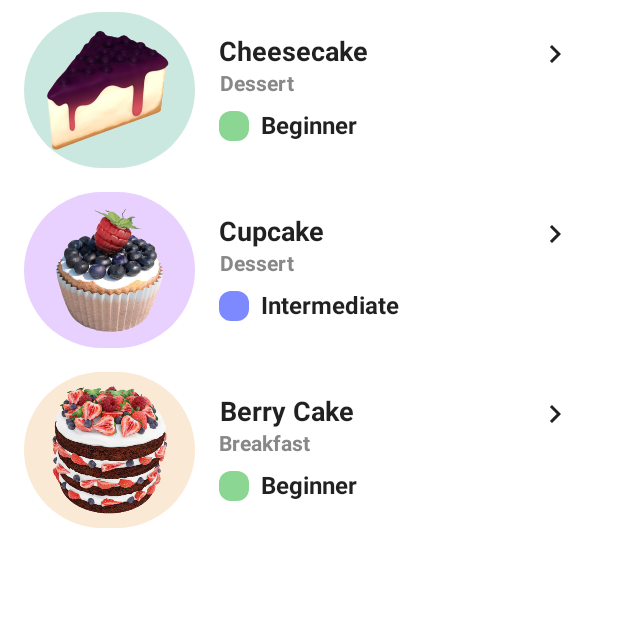
After one commit to Aliiiw/Food-Ui, an Android app built with Jetpack Compose: the composable SimilarRecipes shown on its own in the app's theme, on a phone screen of 412 x 824 dp, the top half of it. The commit adds this screen. Run offline under Robolectric (Android 15) with nearby library versions, the phone set to English and light mode, and no system bars; 7 statements that could not run were skipped.

Commit message:
add the similar recipe

```diff
--- a/app/src/main/java/com/alirahimi/foodui/Content.kt
+++ b/app/src/main/java/com/alirahimi/foodui/Content.kt
@@ -4,7 +4,6 @@ import androidx.compose.foundation.layout.PaddingValues
 import androidx.compose.foundation.lazy.LazyColumn
 import androidx.compose.foundation.lazy.LazyListState
 import androidx.compose.runtime.Composable
-import androidx.compose.ui.res.painterResource
 
 @Composable
 fun Content(scrollState: LazyListState) {
@@ -19,8 +18,13 @@ fun Content(scrollState: LazyListState) {
             Description()
             ServingNumber()
             ShoppingListButton()
+
             SimilarFoodsHeader()
             SimilarFoods()
+
+            SimilarRecipesHeader()
+            SimilarRecipes()
+
 
         }
     }
--- a/app/src/main/java/com/alirahimi/foodui/ParallaxToolbar.kt
+++ b/app/src/main/java/com/alirahimi/foodui/ParallaxToolbar.kt
@@ -21,6 +21,7 @@ import androidx.compose.ui.res.painterResource
 import androidx.compose.ui.text.font.FontWeight
 import androidx.compose.ui.unit.IntOffset
 import androidx.compose.ui.unit.dp
+import androidx.compose.ui.unit.sp
 import com.alirahimi.foodui.ui.theme.LightGray
 import com.google.accompanist.insets.LocalWindowInsets
 import com.google.accompanist.insets.statusBarsPadding
@@ -69,12 +70,12 @@ fun ParallaxToolbar(scrollState: LazyListState) {
                     contentDescription = "",
                     contentScale = ContentScale.Crop,
                     modifier = Modifier
-                        .fillMaxWidth()
+                        .fillMaxSize()
                 )
 
                 Box(
                     modifier = Modifier
-                        .fillMaxWidth()
+                        .fillMaxSize()
                         .background(
                             brush = Brush.verticalGradient(
                                 colorStops = arrayOf(
@@ -110,6 +111,7 @@ fun ParallaxToolbar(scrollState: LazyListState) {
             ) {
                 Text(
                     text = "StrawBerry Cake",
+                    fontSize = 26.sp,
                     fontWeight = FontWeight.Bold,
                     modifier = Modifier
                         .padding(horizontal = (16 + 28 * offsetProgress).dp)
--- /dev/null
+++ b/app/src/main/java/com/alirahimi/foodui/RecipeItem.kt
@@ -0,0 +1,124 @@
+package com.alirahimi.foodui
+
+import androidx.compose.foundation.Image
+import androidx.compose.foundation.background
+import androidx.compose.foundation.layout.*
+import androidx.compose.foundation.shape.CircleShape
+import androidx.compose.foundation.shape.RoundedCornerShape
+import androidx.compose.material.Icon
+import androidx.compose.material.Text
+import androidx.compose.runtime.Composable
+import androidx.compose.ui.Alignment
+import androidx.compose.ui.Modifier
+import androidx.compose.ui.draw.clip
+import androidx.compose.ui.graphics.Color
+import androidx.compose.ui.graphics.painter.Painter
+import androidx.compose.ui.res.painterResource
+import androidx.compose.ui.text.font.FontWeight
+import androidx.compose.ui.text.style.TextAlign
+import androidx.compose.ui.unit.dp
+import androidx.compose.ui.unit.sp
+
+@Composable
+fun RecipeItem(
+    image: Painter,
+    name: String,
+    category: String,
+    experience: String,
+    experienceColor: Color,
+    baseColor: Color
+) {
+
+    Row(
+        modifier = Modifier
+            .fillMaxWidth()
+            .height(120.dp)
+            .padding(bottom = 16.dp)
+    ) {
+        Column(
+            modifier = Modifier
+                .weight(0.3f)
+                .fillMaxSize()
+        ) {
+
+            Column(
+                modifier = Modifier
+                    .width(120.dp)
+                    .height(120.dp)
+                    .clip(CircleShape)
+                    .background(baseColor),
+                verticalArrangement = Arrangement.Center,
+                horizontalAlignment = Alignment.CenterHorizontally
+            ) {
+                Image(
+                    painter = image,
+                    contentDescription = "",
+                    modifier = Modifier.padding(8.dp)
+                )
+
+            }
+
+        }
+
+        Column(
+            modifier = Modifier
+                .weight(0.6f)
+                .fillMaxHeight()
+                .padding(16.dp)
+        ) {
+
+            Text(
+                text = name,
+                modifier = Modifier.weight(0.33f),
+                fontWeight = FontWeight.Bold,
+                fontSize = 18.sp,
+                textAlign = TextAlign.Center
+            )
+
+            Text(
+                text = category,
+                modifier = Modifier.weight(0.33f),
+                fontWeight = FontWeight.Bold,
+                fontSize = 14.sp,
+                color = Color.Gray,
+                textAlign = TextAlign.Center
+            )
+
+            Row(
+                modifier = Modifier
+                    .weight(0.33f),
+                verticalAlignment = Alignment.CenterVertically
+            ) {
+                Column(
+                    modifier = Modifier
+                        .width(20.dp)
+                        .height(20.dp)
+                        .clip(RoundedCornerShape(8.dp))
+                        .background(experienceColor)
+                ) {}
+
+                Text(
+                    text = experience,
+                    modifier = Modifier.padding(start = 8.dp),
+                    fontWeight = FontWeight.Bold,
+                    fontSize = 16.sp,
+                )
+            }
+
+
+        }
+
+        Column(
+            modifier = Modifier
+                .weight(0.1f)
+                .fillMaxHeight()
+                .padding(top = 16.dp)
+        ) {
+            Icon(
+                painter = painterResource(id = R.drawable.ic_arrow_right),
+                contentDescription = "")
+
+
+        }
+    }
+}
--- /dev/null
+++ b/app/src/main/java/com/alirahimi/foodui/SimilarRecipes.kt
@@ -0,0 +1,46 @@
+package com.alirahimi.foodui
+
+import androidx.compose.foundation.layout.Column
+import androidx.compose.foundation.layout.fillMaxWidth
+import androidx.compose.foundation.layout.padding
+import androidx.compose.runtime.Composable
+import androidx.compose.ui.Modifier
+import androidx.compose.ui.graphics.Color
+import androidx.compose.ui.res.painterResource
+import androidx.compose.ui.unit.dp
+
+@Composable
+fun SimilarRecipes() {
+    Column(
+        modifier = Modifier
+            .fillMaxWidth()
+            .padding(horizontal = 16.dp, vertical = 8.dp)
+    ) {
+        RecipeItem(
+            image = painterResource(id = R.drawable.cheesecake),
+            name = "Cheesecake",
+            category = "Dessert",
+            experience = "Beginner",
+            experienceColor = Color(0xFF8cd694),
+            baseColor = Color(0xFFcbe8e0)
+        )
+
+        RecipeItem(
+            image = painterResource(id = R.drawable.cupcake),
+            name = "Cupcake",
+            category = "Dessert",
+            experience = "Intermediate",
+            experienceColor = Color(0xFF7c89ff),
+            baseColor = Color(0xFFe8d0ff)
+        )
+
+        RecipeItem(
+            image = painterResource(id = R.drawable.berrycake),
+            name = "Berry Cake",
+            category = "Breakfast",
+            experience = "Beginner",
+            experienceColor = Color(0xFF8cd694),
+            baseColor = Color(0xFFfae9d4)
+        )
+    }
+}
--- /dev/null
+++ b/app/src/main/java/com/alirahimi/foodui/SimilarRecipiesHeader.kt
@@ -0,0 +1,54 @@
+package com.alirahimi.foodui
+
+import androidx.compose.foundation.layout.*
+import androidx.compose.material.Button
+import androidx.compose.material.ButtonDefaults
+import androidx.compose.material.Icon
+import androidx.compose.material.Text
+import androidx.compose.runtime.Composable
+import androidx.compose.ui.Modifier
+import androidx.compose.ui.graphics.Color
+import androidx.compose.ui.res.painterResource
+import androidx.compose.ui.text.font.FontWeight
+import androidx.compose.ui.unit.dp
+import com.alirahimi.foodui.ui.theme.DarkGray
+import com.alirahimi.foodui.ui.theme.Pink
+
+@Composable
+fun SimilarRecipesHeader() {
+    Row(
+        modifier = Modifier
+            .fillMaxWidth()
+            .padding(horizontal = 16.dp, vertical = 8.dp),
+        horizontalArrangement = Arrangement.SpaceBetween
+    ) {
+        Column {
+            Text(
+                text = "Similar Recipes",
+                fontWeight = FontWeight.Bold
+            )
+
+            Text(
+                text = "You can also read these...",
+                color = DarkGray
+            )
+        }
+
+        Button(
+            onClick = {},
+            elevation = null,
+            colors = ButtonDefaults.buttonColors(
+                backgroundColor = Color.Transparent,
+                contentColor = Pink
+            )
+        ) {
+
+            Text(text = "Show more")
+
+            Icon(
+                painter = painterResource(id = R.drawable.ic_arrow_right),
+                contentDescription = ""
+            )
+        }
+    }
+}
--- a/app/src/main/java/com/alirahimi/foodui/screens/FoodScreen.kt
+++ b/app/src/main/java/com/alirahimi/foodui/screens/FoodScreen.kt
@@ -14,7 +14,9 @@ fun FoodScreen() {
     val scrollState = rememberLazyListState()
 
     Box {
+
+        Content(scrollState = scrollState)
         ParallaxToolbar(scrollState)
-        Content(scrollState = scrollState)
+
     }
 }
```
